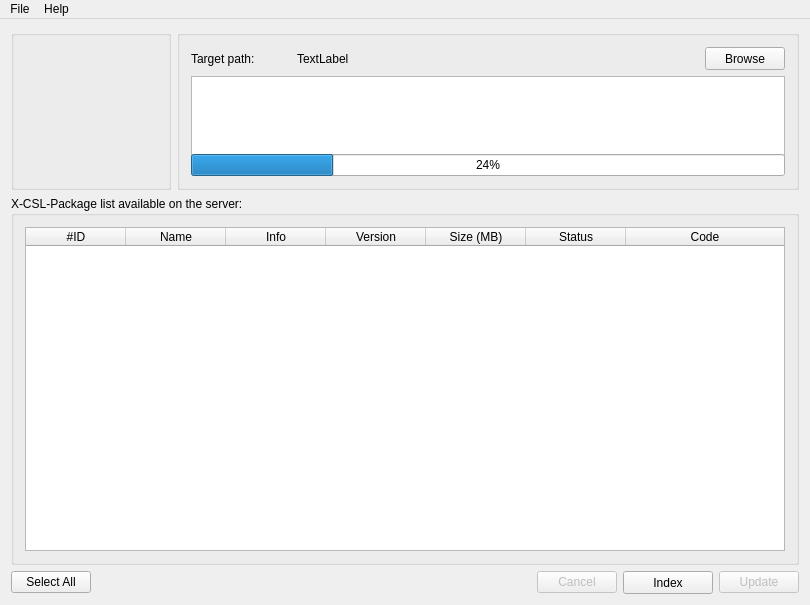
Above: src/mainwindow.ui from steptosky/x-csl-updater before the change. Below: the same form after it.
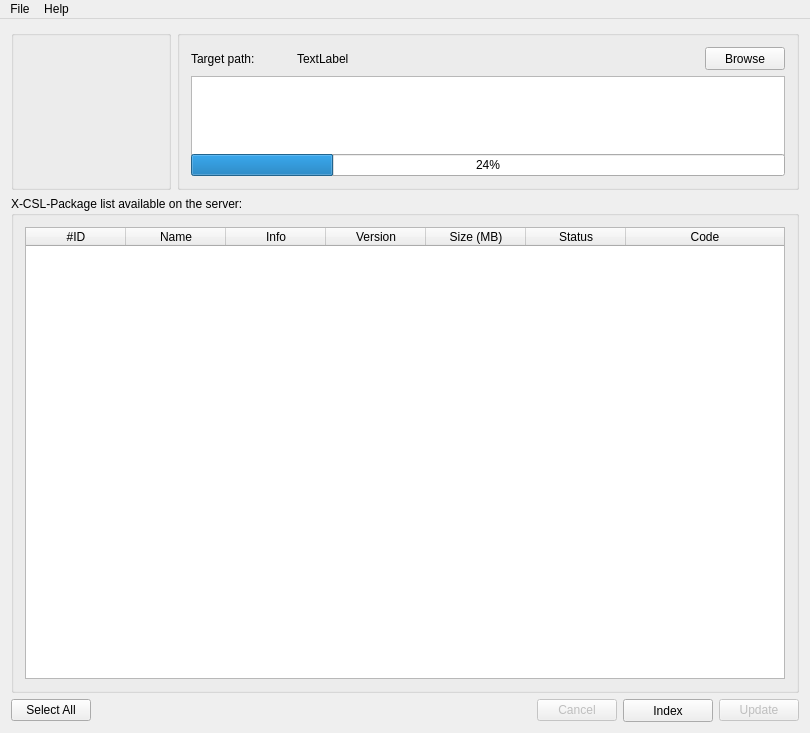
That is the form after the change. Icons and pictures are not drawn.

Commit message:
using Qt 5.11.2 and saving windows size.
branch : feature/switchingToNewQt

What changed in the file:
```diff
--- a/src/mainwindow.ui
+++ b/src/mainwindow.ui
@@ -10,7 +10,7 @@
     <x>0</x>
     <y>0</y>
     <width>810</width>
-    <height>605</height>
+    <height>733</height>
    </rect>
   </property>
   <property name="sizePolicy">
@@ -237,7 +237,7 @@
       <property name="minimumSize">
        <size>
         <width>0</width>
-        <height>351</height>
+        <height>493</height>
        </size>
       </property>
       <property name="contextMenuPolicy">
```
Left out of the diff: 3 changed lines with no effect on the pictures. The commit also changes 6 other files.
